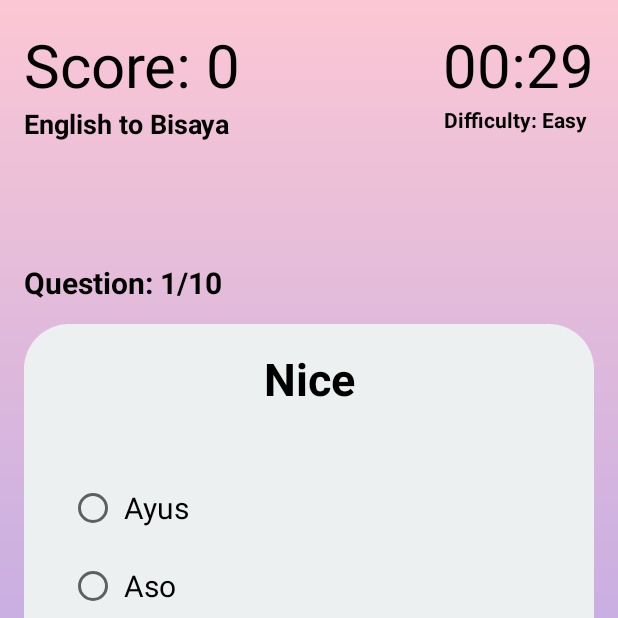
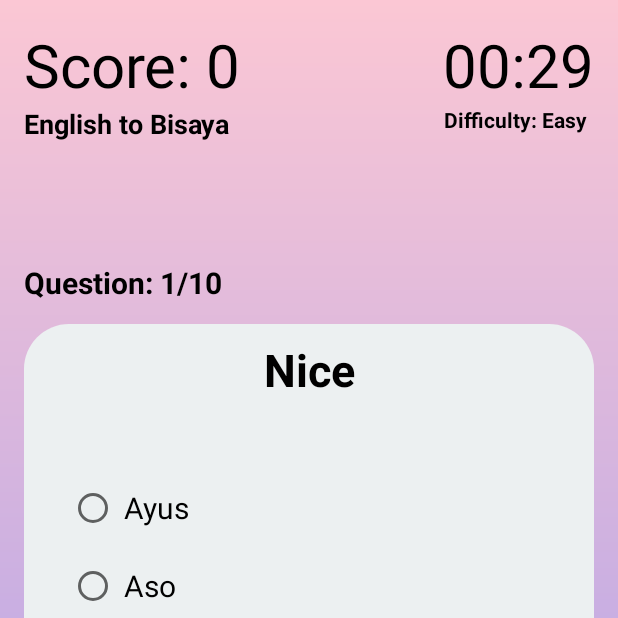
Before and after one commit to Manzazaa/Bisaya-Translation-Quiz-App, an Android app: the screen it shows after launch (QuizActivity), after a tap on "GET STARTED", on a phone screen of 412 x 824 dp, the top half of it. Run offline under Robolectric (Android 15) with nearby library versions, the phone set to English and light mode, and no system bars.

Commit message:
minor fix

```diff
--- a/app/src/main/res/layout/activity_quiz.xml
+++ b/app/src/main/res/layout/activity_quiz.xml
@@ -79,7 +79,6 @@
         android:id="@+id/RelativeLayoutGroup"
         android:layout_width="400dp"
         android:layout_height="350dp"
-        android:layout_centerHorizontal="true"
         android:layout_marginTop="200dp"
         android:background="@drawable/border_box_layout">
 
@@ -87,9 +86,8 @@
             android:id="@+id/text_view_question"
             android:layout_width="match_parent"
             android:layout_height="wrap_content"
-            android:layout_above="@id/radio_group"
             android:layout_marginStart="10dp"
-            android:layout_marginTop="5dp"
+            android:layout_marginTop="10dp"
             android:layout_marginEnd="10dp"
             android:freezesText="true"
             android:text="@string/questions"
```
